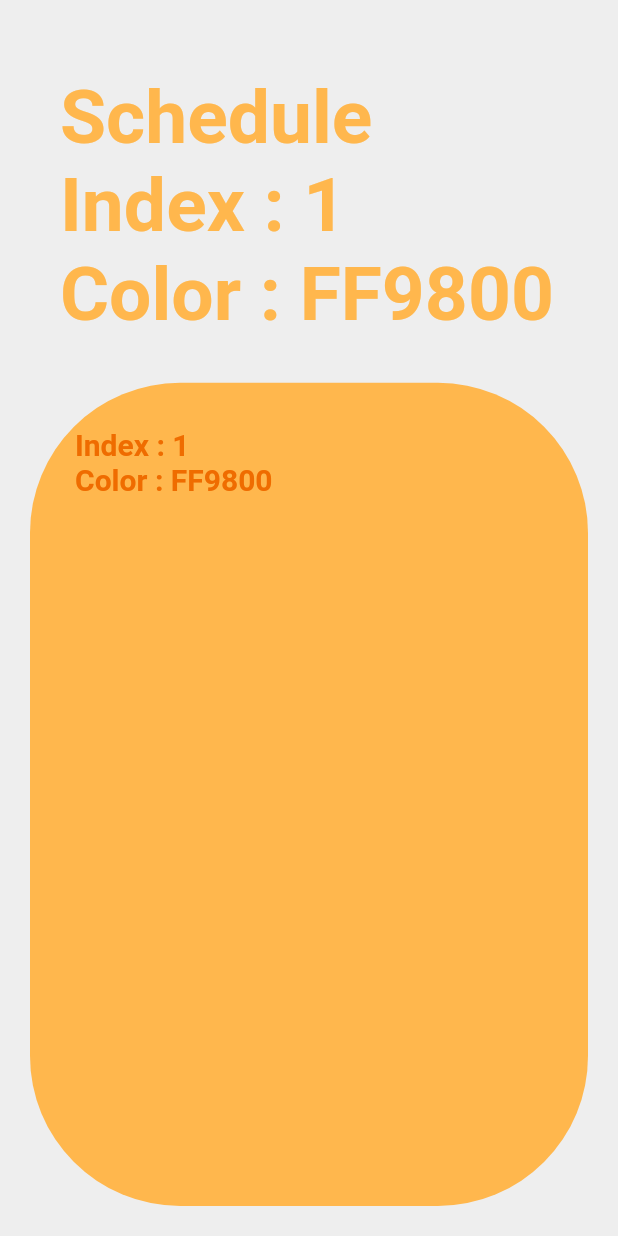
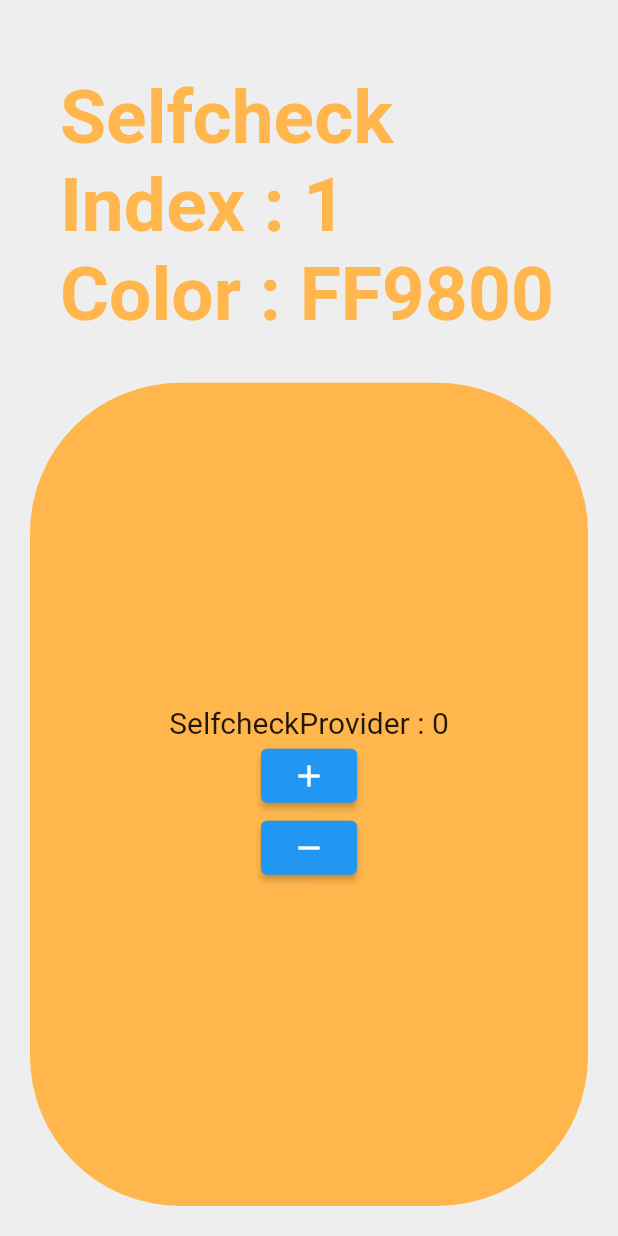
Before and after one commit to rooky0509/ontime, a Flutter app: the screen it shows after launch, swiped to page 2, on a phone screen of 412 x 824 dp. Run offline on Flutter 3.47's test engine with Material 2 defaults, Android fonts, the phone set to English and light mode, and no system bars.

Commit message:
main에서 각 위젯에 provider적용 + 값 정상적으로 작동됨 => 앱실행할때 provider넘겨주기

```diff
--- a/lib/main.dart
+++ b/lib/main.dart
@@ -1,9 +1,36 @@
-import 'dart:math';
-
 import 'package:flutter/material.dart';
 import 'package:flutter/services.dart';
 
-void main() => runApp(MyApp());
+import 'package:provider/provider.dart';
+import 'package:ontime/providers/providers.dart';
+
+import 'package:ontime/page/schedule.dart';
+import 'package:ontime/page/selfcheck.dart';
+import 'package:ontime/page/bus.dart';
+import 'package:ontime/page/lunch.dart';
+import 'package:ontime/page/setting.dart';
+
+
+
+List pages = [
+  {"key" : "Schedule", "class" : Schedule(), "provider": ScheduleProvider(), "widget": ScheduleWidget(), },
+  {"key" : "Selfcheck", "class" : Selfcheck(), "provider": SelfcheckProvider(), "widget": SelfcheckWidget(), },
+  {"key" : "Bus", "class" : Bus(), "provider": BusProvider(), "widget": BusWidget(), },
+  {"key" : "Lunch", "class" : Lunch(), "provider": LunchProvider(), "widget": LunchWidget(), },
+  {"key" : "Setting", "class" : Setting(), "provider": SettingProvider(), "widget": SettingWidget(), },
+];
+void main() {
+  runApp(   //<- runApp에 추가하여 MaterialApp 전체에 적용되게 수정한다.
+    MultiProvider(
+      providers: [
+        ChangeNotifierProvider(create: (_) => ScheduleProvider()),
+        ChangeNotifierProvider(create: (_) => SelfcheckProvider()),
+        ChangeNotifierProvider(create: (_) => BusProvider()),
+        ChangeNotifierProvider(create: (_) => LunchProvider()),
+        ChangeNotifierProvider(create: (_) => SettingProvider()),
+      ],
+      child: MyApp()));
+}
 //https://medium.com/flutter-community/credit-card-slider-flutter-1edec451103a
 class MyApp extends StatelessWidget {
   // This widget is the root of your application.
@@ -31,22 +58,23 @@ class _HomePageState extends State<HomePage> {
     viewportFraction: 1 //뷰가 채우는 값 [ ex) 1:1화면에 1개 , 1/2:1화면에 2개 ]
   );
   final List<MaterialColor> cols = [Colors.red,Colors.orange,Colors.amber,Colors.lime,Colors.green,Colors.teal,Colors.cyan,Colors.blue,Colors.indigo,Colors.purple,Colors.pink,Colors.brown,Colors.grey];
-
   @override
   Widget build(BuildContext context) {
     double width = MediaQuery.of(context).size.width;
     double height = MediaQuery.of(context).size.height;
     double statusBarHeight = MediaQuery.of(context).padding.top;
 
-
     Widget pageInner(int index) {
-      void _scroll(int index) {
-        _pageController.animateTo(
-          width*index,
-          duration: Duration(milliseconds: (_pageController.page!.floor() - index).abs()*300),
-          curve: Curves.fastOutSlowIn,
-        );
-      }
+      /*
+      ChangeNotifierProvider(
+        create: (BuildContext context) => provider,
+        child: widget
+      ),
+       */
+      String key = pages[index]["key"];
+      ChangeNotifier provider = pages[index]["provider"];
+      Widget widget = pages[index]["widget"];
+      String anyText = "Index : $index\nColor : ${(cols[index%cols.length]).value.toRadixString(16).toUpperCase().substring(2)}";
       return AnimatedBuilder(
         animation: _pageController,
         builder: (context, child) {
@@ -55,9 +83,7 @@ class _HomePageState extends State<HomePage> {
           return Transform(
             transform: Matrix4.identity()..setEntry(3, 2, 0.003)..rotateY(-value),
             alignment: Alignment.center,
-            child: GestureDetector(
-              onDoubleTap: ()=>_scroll(0),
-              onLongPress: ()=>_scroll(_pageController.page!.floor()+3),
+
             child: Container(
               padding: EdgeInsets.all(20),
               color: Colors.grey.shade200,
@@ -69,7 +95,7 @@ class _HomePageState extends State<HomePage> {
                       padding: EdgeInsets.all(20),
                       alignment: Alignment.centerLeft,
                       child: Text(
-                          "Schedule\nIndex : $index\nColor : ${(cols[index%cols.length]).value.toRadixString(16).toUpperCase().substring(2)}",
+                        "$key\n$anyText",
                         style: TextStyle(
                           fontSize: 50,
                           color: (cols[index%cols.length]).shade300,
@@ -87,26 +113,20 @@ class _HomePageState extends State<HomePage> {
                           color: (cols[index%cols.length]).shade300,
                         borderRadius: BorderRadius.circular(100)
                       ),
-                        child: Text(
-                          "Index : $index\nColor : ${(cols[index%cols.length]).value.toRadixString(16).toUpperCase().substring(2)}",
-                          style: TextStyle(
-                            fontSize: 20,
-                            color: (cols[index%cols.length]).shade800,
-                            fontWeight: FontWeight.bold
+                      child: ChangeNotifierProvider(
+                        create: (BuildContext context) => provider,
+                        child: widget
                       ),
                     ),
                   )
-                    )
                 ],
               ),
-              ),
+
             )
-
           );
         },
       );
     }
-
 
     return Scaffold(
       backgroundColor: Colors.grey.shade200,
@@ -118,7 +138,7 @@ class _HomePageState extends State<HomePage> {
               child: PageView.builder(
                 physics: BouncingScrollPhysics(),
                 controller: _pageController,
-                itemCount: 50,
+                itemCount: pages.length,
                 itemBuilder: (context, index) => pageInner(index),
               ),
             )
@@ -130,6 +150,13 @@ class _HomePageState extends State<HomePage> {
 
 }
 /*
+
+.builder(
+                physics: BouncingScrollPhysics(),
+                controller: _pageController,
+                itemCount: 50,
+                itemBuilder: (context, index) => pageInner(index),
+              ),
   @override
   Widget build(BuildContext context) {
     ScrollController _controller = ScrollController();
--- a/lib/page/selfcheck.dart
+++ b/lib/page/selfcheck.dart
@@ -1,31 +1,51 @@
 import 'package:flutter/material.dart';
+import 'package:provider/provider.dart';
+import 'package:ontime/providers/providers.dart';
 
 class Selfcheck extends StatelessWidget {
   @override
   Widget build(BuildContext context) {
+    double statusBarHeight = MediaQuery.of(context).padding.top;
     return Scaffold(
-      body: GridView.count(
-        crossAxisCount: 10, //1 개의 행에 보여줄 item 개수
-        childAspectRatio: 1 / 4, //item 의 가로 1, 세로 2 의 비율
-        mainAxisSpacing: 10, //수평 Padding
-        crossAxisSpacing: 10, //수직 Padding
-        children: [
-          InkWell(
-            child:Hero(
-              tag: "Selfcheck_heroTag",
-              child: Container(
-                decoration: BoxDecoration(
-                  color: Colors.black,
-                  borderRadius: BorderRadius.all(Radius.circular(20)),
-                ),
-              )
-            ),
-            onTap: () {
-                Navigator.pop(context);
-            },
-          )
-        ]
-      ),
+      body: Container(
+        padding: EdgeInsets.only(top: statusBarHeight),
+        child: Text("SelfcheckPage")
+      )
     );
   }
 }
+
+class SelfcheckWidget extends StatelessWidget {
+  const SelfcheckWidget({Key? key}) : super(key: key);
+
+  @override
+  Widget build(BuildContext context) {
+    print('SelfcheckPageCounter');
+
+    return Column(
+      mainAxisAlignment: MainAxisAlignment.center,
+      children: [
+         Text(
+          "SelfcheckProvider : ${context.watch<SelfcheckProvider>().count.toString()}",
+          style: TextStyle(
+            fontSize: 20,
+          ),
+        ),
+        ElevatedButton(
+            onPressed: () {
+              context.read<SelfcheckProvider>().add();
+            },
+            child: Icon(Icons.add)),
+        SizedBox(
+          width: 40,
+        ),
+        ElevatedButton(
+            onPressed: () {
+              context.read<SelfcheckProvider>().remove();
+            },
+            child: Icon(Icons.remove))
+      ],
+    );
+  }
+}
+//Navigator.pop(context);
--- a/lib/widgets/time.dart
+++ b/lib/widgets/time.dart
@@ -1,6 +1,6 @@
 import 'package:flutter/material.dart';
 import 'package:provider/provider.dart';
-import 'package:ontime/providers/time.dart';
+import 'package:ontime/providers/providers.dart';
 
 class Counter extends StatelessWidget {
   @override
```
Also changed, not shown: lib/page/bus.dart (+42 -22 lines), lib/page/lunch.dart (+42 -22 lines), lib/page/schedule.dart (+38 -31 lines), lib/page/setting.dart (+42 -22 lines), lib/providers/providers.dart (added, +91 -0 lines), lib/providers/time.dart (deleted, +0 -16 lines), 1 other file. Lines whose indentation alone changed are shown as unchanged.
